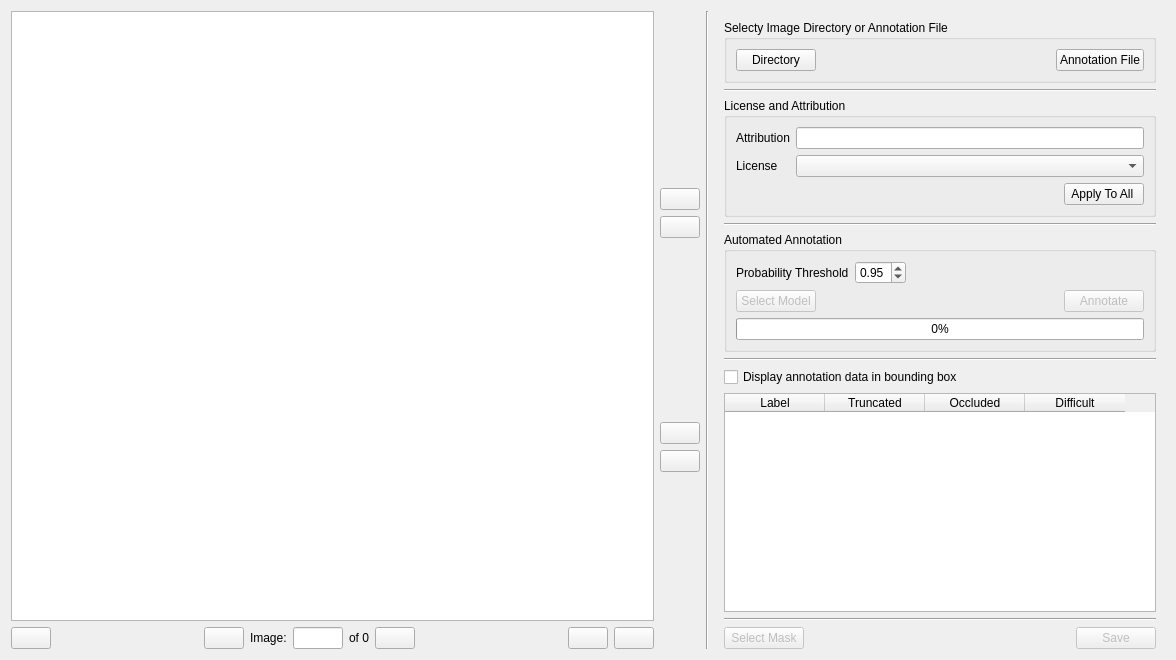
Qt form andenet/gui/annotation_widget.ui (persts/BBoxEE) before a commit.
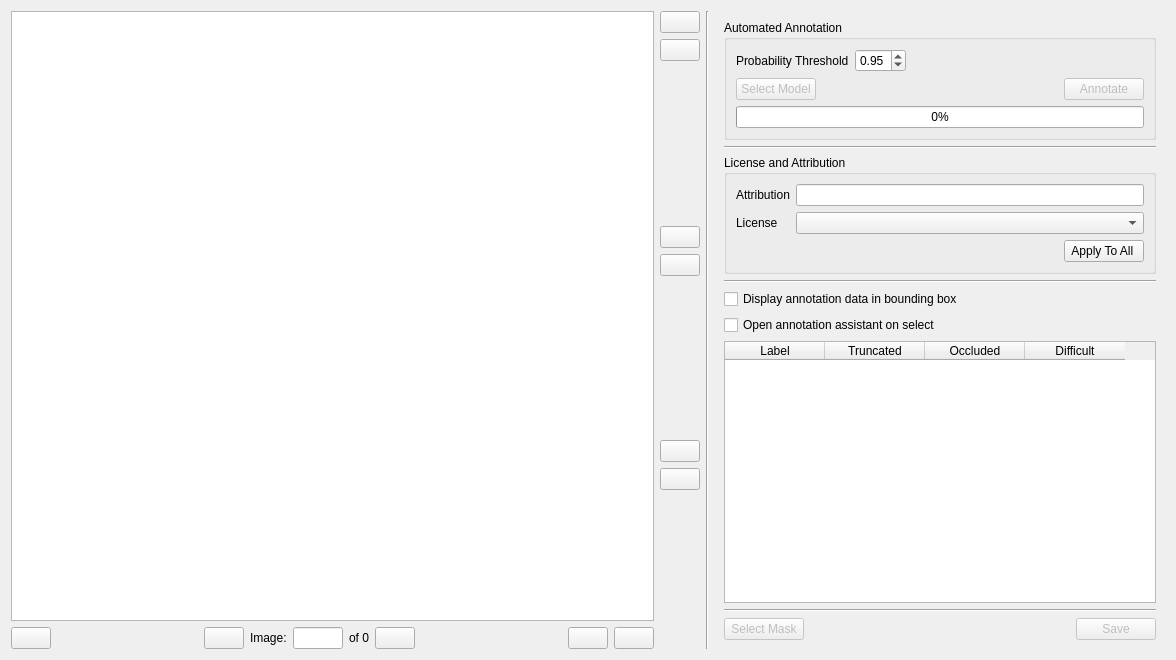
The same form after that commit. Icons and pictures are not drawn. Custom widgets are drawn as their Qt base class.

```diff
--- a/andenet/gui/annotation_widget.ui
+++ b/andenet/gui/annotation_widget.ui
@@ -32,6 +32,46 @@
    </item>
    <item row="0" column="1" rowspan="2">
     <layout class="QVBoxLayout" name="verticalLayout_3">
+     <item>
+      <widget class="QPushButton" name="pushButtonDirectory">
+       <property name="toolTip">
+        <string>Select folder of images</string>
+       </property>
+       <property name="text">
+        <string/>
+       </property>
+       <property name="icon">
+        <iconset resource="../../icons/andenet.qrc">
+         <normaloff>:/icons/folder.svg</normaloff>:/icons/folder.svg</iconset>
+       </property>
+       <property name="iconSize">
+        <size>
+         <width>24</width>
+         <height>24</height>
+        </size>
+       </property>
+      </widget>
+     </item>
+     <item>
+      <widget class="QPushButton" name="pushButtonLabelFile">
+       <property name="toolTip">
+        <string>Select existing annotation file</string>
+       </property>
+       <property name="text">
+        <string/>
+       </property>
+       <property name="icon">
+        <iconset resource="../../icons/andenet.qrc">
+         <normaloff>:/icons/file.svg</normaloff>:/icons/file.svg</iconset>
+       </property>
+       <property name="iconSize">
+        <size>
+         <width>24</width>
+         <height>24</height>
+        </size>
+       </property>
+      </widget>
+     </item>
      <item>
       <spacer name="verticalSpacer">
        <property name="orientation">
@@ -199,133 +239,6 @@
       <enum>QFrame::Plain</enum>
      </property>
      <layout class="QVBoxLayout" name="verticalLayout">
-      <property name="bottomMargin">
-       <number>0</number>
-      </property>
-      <item>
-       <widget class="QGroupBox" name="groupBox">
-        <property name="autoFillBackground">
-         <bool>false</bool>
-        </property>
-        <property name="styleSheet">
-         <string notr="true"/>
-        </property>
-        <property name="title">
-         <string>Selecty Image Directory or Annotation File</string>
-        </property>
-        <property name="flat">
-         <bool>false</bool>
-        </property>
-        <property name="checkable">
-         <bool>false</bool>
-        </property>
-        <layout class="QGridLayout" name="gridLayout_3">
-         <item row="0" column="0">
-          <widget class="QPushButton" name="pushButtonDirectory">
-           <property name="text">
-            <string>Directory</string>
-           </property>
-          </widget>
-         </item>
-         <item row="0" column="1">
-          <spacer name="horizontalSpacer_3">
-           <property name="orientation">
-            <enum>Qt::Horizontal</enum>
-           </property>
-           <property name="sizeHint" stdset="0">
-            <size>
-             <width>87</width>
-             <height>20</height>
-            </size>
-           </property>
-          </spacer>
-         </item>
-         <item row="0" column="2">
-          <widget class="QPushButton" name="pushButtonLabelFile">
-           <property name="text">
-            <string>Annotation File</string>
-           </property>
-          </widget>
-         </item>
-        </layout>
-       </widget>
-      </item>
-      <item>
-       <widget class="Line" name="line_3">
-        <property name="orientation">
-         <enum>Qt::Horizontal</enum>
-        </property>
-       </widget>
-      </item>
-      <item>
-       <widget class="QGroupBox" name="groupBox_3">
-        <property name="title">
-         <string>License and Attribution</string>
-        </property>
-        <layout class="QGridLayout" name="gridLayout_2">
-         <item row="0" column="0">
-          <widget class="QLabel" name="label">
-           <property name="text">
-            <string>Attribution</string>
-           </property>
-          </widget>
-         </item>
-         <item row="0" column="1">
-          <widget class="QLineEdit" name="lineEditAttribution"/>
-         </item>
-         <item row="1" column="0">
-          <widget class="QLabel" name="label_2">
-           <property name="text">
-            <string>License</string>
-           </property>
-          </widget>
-         </item>
-         <item row="1" column="1">
-          <widget class="QComboBox" name="comboBoxLicense">
-           <item>
-            <property name="text">
-             <string/>
-            </property>
-           </item>
-          </widget>
-         </item>
-         <item row="2" column="0" colspan="2">
-          <layout class="QHBoxLayout" name="horizontalLayout_5">
-           <item>
-            <spacer name="horizontalSpacer_7">
-             <property name="orientation">
-              <enum>Qt::Horizontal</enum>
-             </property>
-             <property name="sizeHint" stdset="0">
-              <size>
-               <width>40</width>
-               <height>20</height>
-              </size>
-             </property>
-            </spacer>
-           </item>
-           <item>
-            <widget class="QPushButton" name="pushButtonApplyLicense">
-             <property name="toolTip">
-              <string>Apply to all annotated images</string>
-             </property>
-             <property name="text">
-              <string>Apply To All </string>
-             </property>
-            </widget>
-           </item>
-          </layout>
-         </item>
-        </layout>
-       </widget>
-      </item>
-      <item>
-       <widget class="Line" name="line_4">
-        <property name="orientation">
-         <enum>Qt::Horizontal</enum>
-        </property>
-       </widget>
-      </item>
       <item>
        <widget class="QGroupBox" name="groupBox_2">
         <property name="title">
@@ -419,6 +332,75 @@
         </layout>
        </widget>
       </item>
+      <item>
+       <widget class="Line" name="line_4">
+        <property name="orientation">
+         <enum>Qt::Horizontal</enum>
+        </property>
+       </widget>
+      </item>
+      <item>
+       <widget class="QGroupBox" name="groupBox_3">
+        <property name="title">
+         <string>License and Attribution</string>
+        </property>
+        <layout class="QGridLayout" name="gridLayout_2">
+         <item row="0" column="0">
+          <widget class="QLabel" name="label">
+           <property name="text">
+            <string>Attribution</string>
+           </property>
+          </widget>
+         </item>
+         <item row="0" column="1">
+          <widget class="QLineEdit" name="lineEditAttribution"/>
+         </item>
+         <item row="1" column="0">
+          <widget class="QLabel" name="label_2">
+           <property name="text">
+            <string>License</string>
+           </property>
+          </widget>
+         </item>
+         <item row="1" column="1">
+          <widget class="QComboBox" name="comboBoxLicense">
+           <item>
+            <property name="text">
+             <string/>
+            </property>
+           </item>
+          </widget>
+         </item>
+         <item row="2" column="0" colspan="2">
+          <layout class="QHBoxLayout" name="horizontalLayout_5">
+           <item>
+            <spacer name="horizontalSpacer_7">
+             <property name="orientation">
+              <enum>Qt::Horizontal</enum>
+             </property>
+             <property name="sizeHint" stdset="0">
+              <size>
+               <width>40</width>
+               <height>20</height>
+              </size>
+             </property>
+            </spacer>
+           </item>
+           <item>
+            <widget class="QPushButton" name="pushButtonApplyLicense">
+             <property name="toolTip">
+              <string>Apply to all annotated images</string>
+             </property>
+             <property name="text">
+              <string>Apply To All </string>
+             </property>
+            </widget>
+           </item>
+          </layout>
+         </item>
+        </layout>
+       </widget>
+      </item>
       <item>
        <widget class="Line" name="line">
         <property name="orientation">
@@ -433,6 +415,13 @@
         </property>
        </widget>
       </item>
+      <item>
+       <widget class="QCheckBox" name="checkBoxAnnotationAssistant">
+        <property name="text">
+         <string>Open annotation assistant on select</string>
+        </property>
+       </widget>
+      </item>
       <item>
        <widget class="QTableWidget" name="tableWidgetLabels">
         <column>
```
